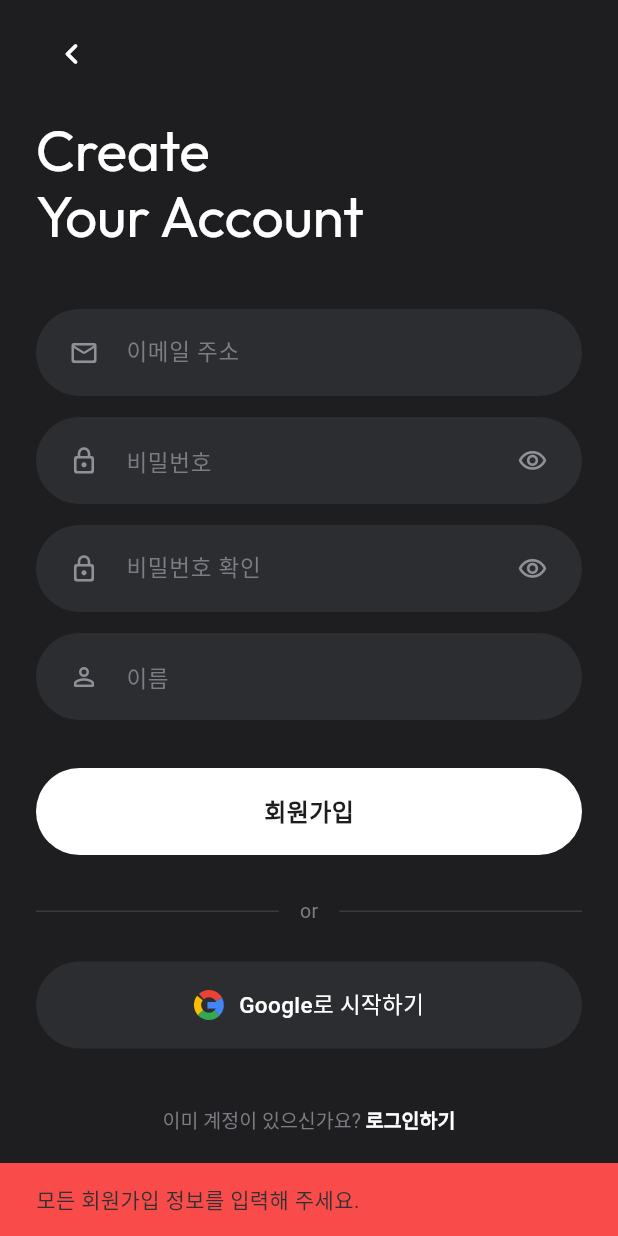
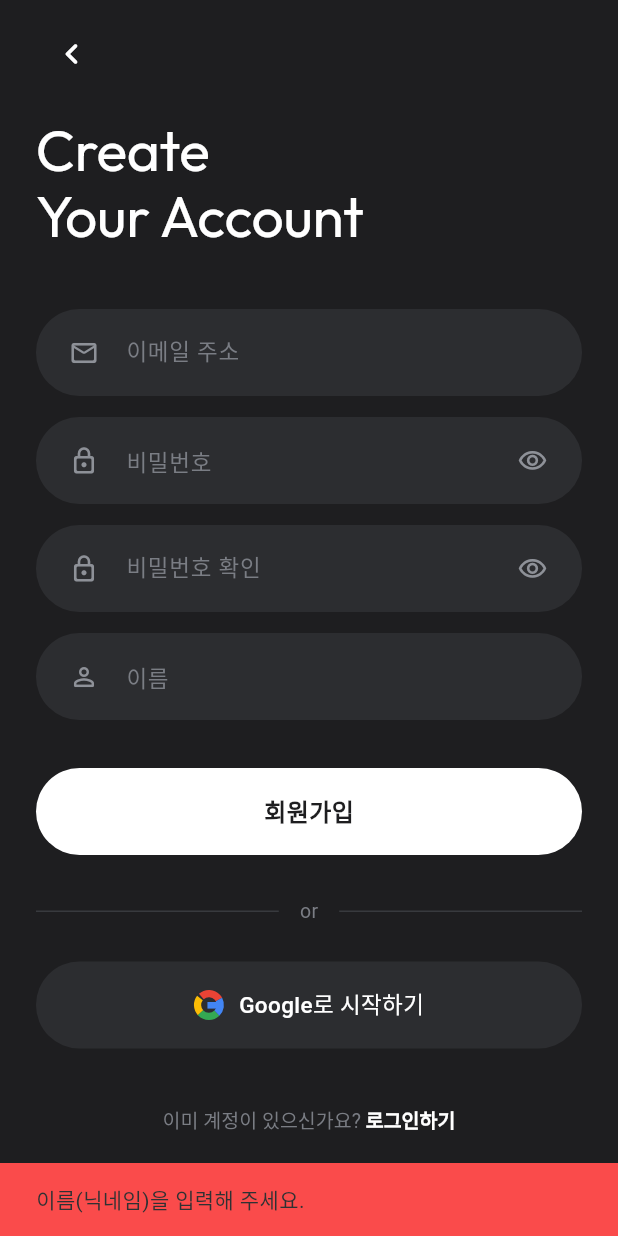
Before and after one commit to orango0430/breath-care, a Flutter app: the SignupScreen screen opened directly, after a tap on "회원가입", on a phone screen of 412 x 824 dp. Run offline on Flutter 3.47's test engine with Material 3 defaults, Android fonts, the phone set to English and light mode, and no system bars; our stand-ins replace camera, google_fonts, permission_handler, shared_preferences; accounts and stored records are empty; Roboto replaces fonts that are missing (Pretendard).

Commit message:
[feat] : 백엔드 피드백 반영 로그인 회원가입 유효성 검사 수정

```diff
--- a/frontend/lib/screens/signup_screen.dart
+++ b/frontend/lib/screens/signup_screen.dart
@@ -30,42 +30,52 @@ class _SignupScreenState extends State<SignupScreen> {
     super.dispose();
   }
 
+  final RegExp _emailRegExp = RegExp(r'^[\w-\.]+@([\w-]+\.)+[\w-]{2,4}$');
+
+  void _showError(String message) {
+    if (!mounted) return;
+    ScaffoldMessenger.of(context).showSnackBar(
+      SnackBar(
+        content: Text(message),
+        backgroundColor: AppColors.coralRed,
+        duration: const Duration(seconds: 2),
+      ),
+    );
+  }
+
   void _onSignupPressed() {
     final email = _emailController.text.trim();
     final password = _passwordController.text.trim();
     final confirmPassword = _confirmPasswordController.text.trim();
-    final nickname = _nameController.text.trim(); // 백엔드 API 수신 규격: nickname
+    final nickname = _nameController.text.trim();
 
-    if (email.isEmpty || password.isEmpty || confirmPassword.isEmpty || nickname.isEmpty) {
-      ScaffoldMessenger.of(context).showSnackBar(
-        const SnackBar(
-          content: Text('모든 회원가입 정보를 입력해 주세요.'),
-          backgroundColor: AppColors.coralRed,
-          duration: Duration(seconds: 2),
-        ),
-      );
+    if (nickname.isEmpty) {
+      _showError('이름(닉네임)을 입력해 주세요.');
       return;
     }
 
-    if (password.length < 8) {
-      ScaffoldMessenger.of(context).showSnackBar(
-        const SnackBar(
-          content: Text('비밀번호는 최소 8자 이상이어야 합니다.'),
-          backgroundColor: AppColors.coralRed,
-          duration: Duration(seconds: 2),
-        ),
-      );
+    if (email.isEmpty) {
+      _showError('이메일을 입력해 주세요.');
+      return;
+    }
+
+    if (!_emailRegExp.hasMatch(email)) {
+      _showError('유효한 이메일 형식을 입력해 주세요.');
+      return;
+    }
+
+    if (password.isEmpty) {
+      _showError('비밀번호를 입력해 주세요.');
+      return;
+    }
+
+    if (password.length < 8 || password.length > 64) {
+      _showError('비밀번호는 8자 이상 64자 이하로 입력해 주세요.');
       return;
     }
 
     if (password != confirmPassword) {
-      ScaffoldMessenger.of(context).showSnackBar(
-        const SnackBar(
-          content: Text('비밀번호가 일치하지 않습니다.'),
-          backgroundColor: AppColors.coralRed,
-          duration: Duration(seconds: 2),
-        ),
-      );
+      _showError('비밀번호가 일치하지 않습니다.');
       return;
     }
 
```
Also changed, not shown: frontend/lib/screens/login_screen.dart (+25 -8 lines), 1 other file.
